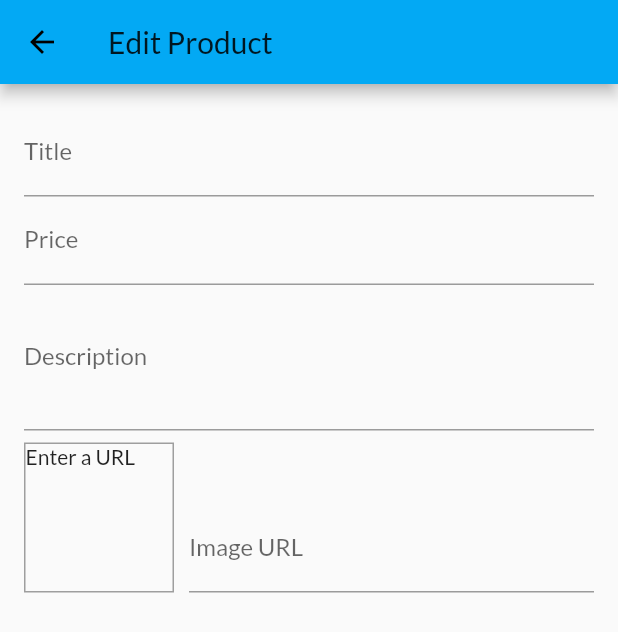
After one commit to diyarfaraj/flutter_shoppApp, a Flutter app: the EditProductScreen screen opened by its route, on a phone screen of 412 x 824 dp. The commit adds this screen. Shown: the top 632 px of the screen. Run offline on Flutter 3.47's test engine with Material 2 defaults, Android fonts, the phone set to English and light mode, and no system bars; network calls fail.

Commit message:
added image field

```diff
--- a/lib/main.dart
+++ b/lib/main.dart
@@ -3,6 +3,7 @@ import 'package:provider/provider.dart';
 import 'package:shoppApp/providers/cart.dart';
 import 'package:shoppApp/providers/orders.dart';
 import 'package:shoppApp/screens/cart_screen.dart';
+import 'package:shoppApp/screens/edit_product_screen.dart';
 import 'package:shoppApp/screens/user_products_screen.dart';
 import './screens/orders_screen.dart';
 
@@ -44,6 +45,7 @@ class MyApp extends StatelessWidget {
           CartScreen.routeName: (ctx) => CartScreen(),
           OrdersScreen.routeName: (ctx) => OrdersScreen(),
           UserProductsScreen.routeName: (ctx) => UserProductsScreen(),
+          EditProductScreen.routeName: (ctx) => EditProductScreen(),
         },
       ),
     );
--- /dev/null
+++ b/lib/screens/edit_product_screen.dart
@@ -0,0 +1,114 @@
+import 'package:flutter/material.dart';
+
+class EditProductScreen extends StatefulWidget {
+  static const routeName = '/edit-product';
+
+  @override
+  _EditProductScreenState createState() => _EditProductScreenState();
+}
+
+class _EditProductScreenState extends State<EditProductScreen> {
+  final _priceFocusNode = FocusNode();
+  final _descriptionFocusNode = FocusNode();
+  final _imageUrlController = TextEditingController();
+  final _imageUrlFocusNode = FocusNode();
+
+  @override
+  void initState() {
+    // TODO: implement initState
+    _imageUrlFocusNode.addListener(_updateImageUrl);
+    super.initState();
+  }
+
+  @override
+  void dispose() {
+    _imageUrlFocusNode.removeListener(_updateImageUrl);
+    _priceFocusNode.dispose();
+    _descriptionFocusNode.dispose();
+    _imageUrlController.dispose();
+    _imageUrlFocusNode.dispose();
+    super.dispose();
+  }
+
+  void _updateImageUrl() {
+    if (!_imageUrlFocusNode.hasFocus) {
+      setState(() {});
+    }
+  }
+
+  @override
+  Widget build(BuildContext context) {
+    return Scaffold(
+      appBar: AppBar(
+        title: Text('Edit Product'),
+      ),
+      body: Padding(
+        padding: const EdgeInsets.all(16.0),
+        child: Form(
+          child: ListView(
+            children: <Widget>[
+              TextFormField(
+                decoration: InputDecoration(labelText: 'Title'),
+                textInputAction: TextInputAction.next,
+                onFieldSubmitted: (_) {
+                  FocusScope.of(context).requestFocus(_priceFocusNode);
+                },
+              ),
+              TextFormField(
+                decoration: InputDecoration(labelText: 'Price'),
+                textInputAction: TextInputAction.next,
+                keyboardType: TextInputType.number,
+                focusNode: _priceFocusNode,
+                onFieldSubmitted: (_) {
+                  FocusScope.of(context).requestFocus(_descriptionFocusNode);
+                },
+              ),
+              TextFormField(
+                decoration: InputDecoration(labelText: 'Description'),
+                maxLines: 3,
+                keyboardType: TextInputType.multiline,
+                focusNode: _descriptionFocusNode,
+              ),
+              Row(
+                crossAxisAlignment: CrossAxisAlignment.end,
+                children: <Widget>[
+                  Container(
+                    width: 100,
+                    height: 100,
+                    margin: EdgeInsets.only(
+                      top: 8,
+                      right: 10,
+                    ),
+                    decoration: BoxDecoration(
+                      border: Border.all(
+                        width: 1,
+                        color: Colors.grey,
+                      ),
+                    ),
+                    child: _imageUrlController.text.isEmpty
+                        ? Text('Enter a URL')
+                        : FittedBox(
+                            child: Image.network(
+                              _imageUrlController.text,
+                              fit: BoxFit.cover,
+                            ),
+                          ),
+                  ),
+                  Expanded(
+                    child: TextFormField(
+                      decoration: InputDecoration(labelText: 'Image URL'),
+                      keyboardType: TextInputType.url,
+                      textInputAction: TextInputAction.done,
+                      controller: _imageUrlController,
+                      focusNode: _imageUrlFocusNode,
+                    ),
+                  ),
+                ],
+              ),
+            ],
+          ),
+        ),
+      ),
+    );
+  }
+}
--- a/lib/screens/user_products_screen.dart
+++ b/lib/screens/user_products_screen.dart
@@ -1,6 +1,7 @@
 import 'package:flutter/material.dart';
 import 'package:provider/provider.dart';
 import 'package:shoppApp/providers/product_provider.dart';
+import 'package:shoppApp/screens/edit_product_screen.dart';
 import 'package:shoppApp/widgets/app_drawer.dart';
 import 'package:shoppApp/widgets/user_product_item.dart';
 
@@ -17,7 +18,9 @@ class UserProductsScreen extends StatelessWidget {
         actions: [
           IconButton(
             icon: const Icon(Icons.add),
-            onPressed: () {},
+            onPressed: () {
+              Navigator.of(context).pushNamed(EditProductScreen.routeName);
+            },
           ),
         ],
       ),
```
